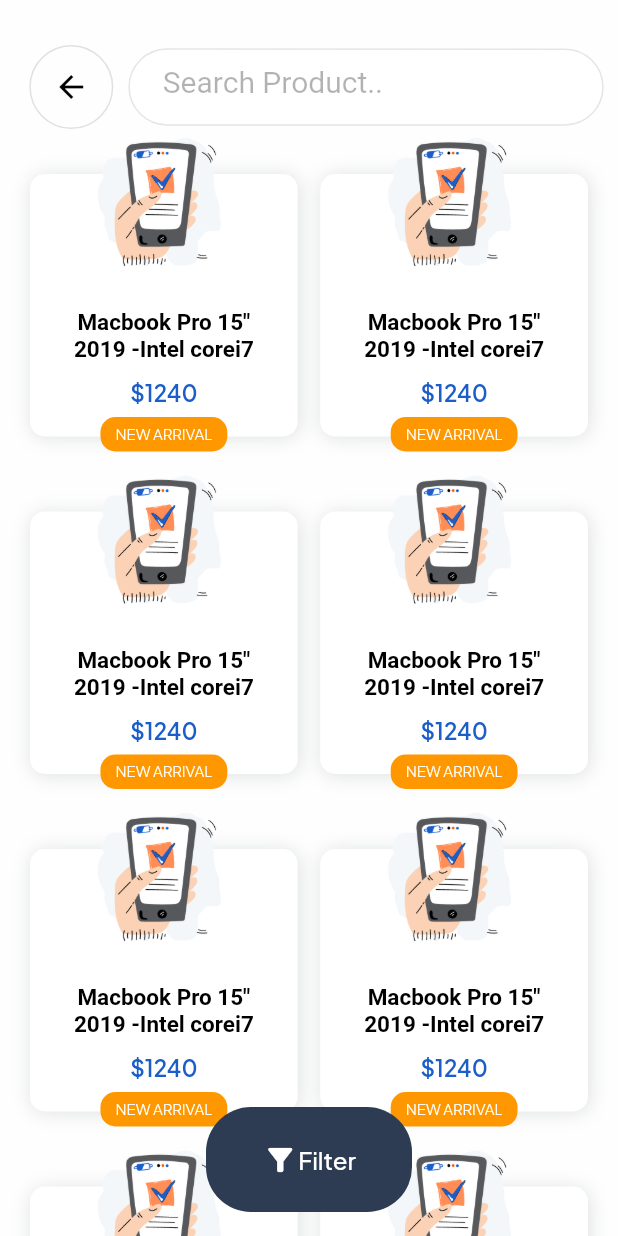
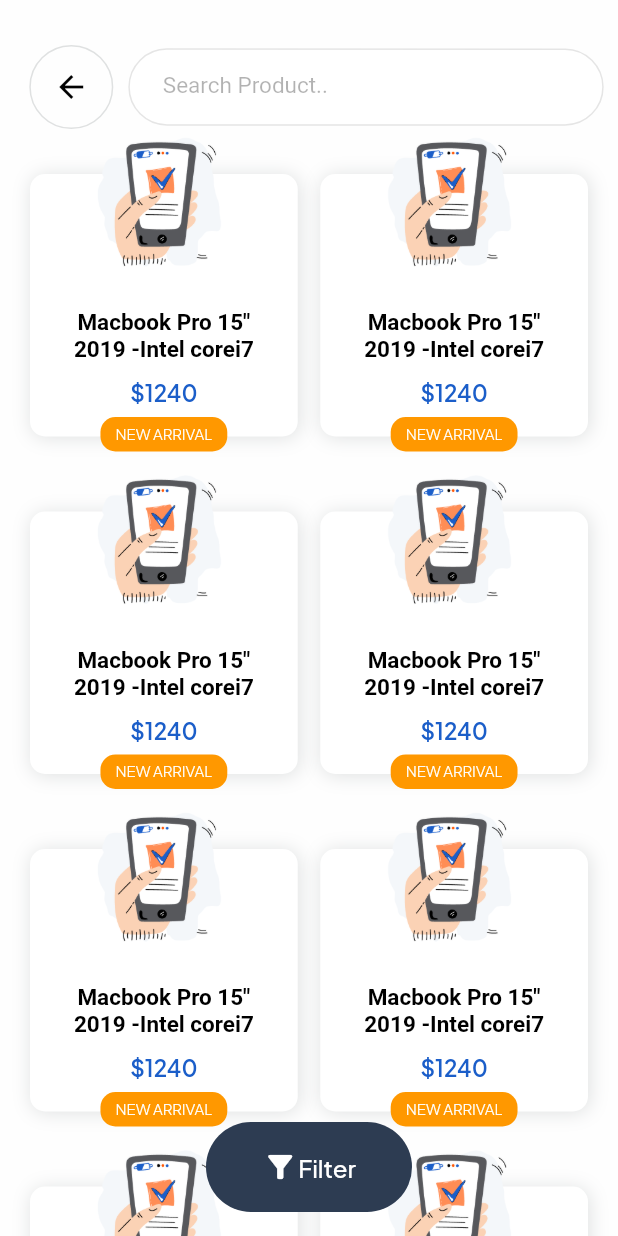
Before and after one commit to salmanlodhi0332/zalada, a Flutter app: the search_result_screen screen opened directly, on a phone screen of 412 x 824 dp. Run offline on Flutter 3.47's test engine with Material 2 defaults, Android fonts, the phone set to English and light mode, and no system bars; our stand-ins replace cached_network_image, flutter_screenutil, flutter_spinkit, flutter_svg, get, google_fonts and 4 more.

Commit message:
responsive and font styling

```diff
--- a/zalada_app/lib/custom/botton_widget.dart
+++ b/zalada_app/lib/custom/botton_widget.dart
@@ -19,7 +19,7 @@ class Button_Widget extends StatelessWidget {
     return InkWell(
       onTap: tap,
       child: Container(
-        height: 70,
+        height: 60,
         width: width,
         decoration: BoxDecoration(
             color: Theme.of(context).hoverColor,
--- a/zalada_app/lib/custom/search_screen_widgets/search_bar_textFeild.dart
+++ b/zalada_app/lib/custom/search_screen_widgets/search_bar_textFeild.dart
@@ -20,10 +20,14 @@ class search_bar_textfeild extends StatelessWidget {
   Widget build(BuildContext context) {
     final size = MediaQuery.of(context).size;
     return Container(
-      height: size.height / 16,
-      width: size.width/1.3,
+      height: MediaQuery.of(context).orientation == Orientation.portrait
+          ? size.height / 16
+          : size.height / 7,
+      width: MediaQuery.of(context).orientation == Orientation.portrait
+          ?size.width / 1.3
+          : size.width / 1.1,
       decoration: BoxDecoration(
-        color: Theme.of(context).cardColor,
+          color: Theme.of(context).cardColor,
           border: Border.all(
               color: Theme.of(context).hintColor.withOpacity(0.1), width: 1.0),
           borderRadius: BorderRadius.circular(30)),
@@ -35,7 +39,7 @@ class search_bar_textfeild extends StatelessWidget {
                   hintText: hintText,
                   hintStyle: TextStyle(
                       color: Theme.of(context).hintColor.withOpacity(0.3),
-                      fontSize: 20),
+                      fontSize: 15),
                   enabledBorder:
                       OutlineInputBorder(borderSide: BorderSide.none),
                   focusedBorder:
--- a/zalada_app/lib/custom/textfeild_widget.dart
+++ b/zalada_app/lib/custom/textfeild_widget.dart
@@ -37,7 +37,7 @@ class textfeild_widget extends StatelessWidget {
           ],
         ),
         Container(
-          height: size.height / 13,
+          height: MediaQuery.of(context).orientation  == Orientation.portrait ? size.height / 13 : size.height / 7,
           width: size.width,
           decoration: BoxDecoration(
               border: Border.all(
--- a/zalada_app/lib/views/login_screen.dart
+++ b/zalada_app/lib/views/login_screen.dart
@@ -31,6 +31,7 @@ class _login_screenState extends State<login_screen> {
       backgroundColor: Theme.of(context).secondaryHeaderColor,
       body: SafeArea(
         child: SingleChildScrollView(
+          physics: BouncingScrollPhysics(),
           scrollDirection: Axis.vertical,
           child: Column(
             mainAxisAlignment: MainAxisAlignment.start,
@@ -178,7 +179,7 @@ class _login_screenState extends State<login_screen> {
                 ],
               )
             ],
-          ),
+          ).py(30),
         ),
       ),
     );
--- a/zalada_app/lib/views/onboarding/onboard_one.dart
+++ b/zalada_app/lib/views/onboarding/onboard_one.dart
@@ -26,7 +26,8 @@ class Onboard_One extends StatelessWidget {
               ))
         ],
       ),
-      body: Column(
+      body: SingleChildScrollView(
+        child: Column(
           mainAxisAlignment: MainAxisAlignment.center,
           crossAxisAlignment: CrossAxisAlignment.center,
           children: [
@@ -63,6 +64,7 @@ class Onboard_One extends StatelessWidget {
                 )),
           ],
         ).px(50),
+      ),
     );
   }
 }
--- a/zalada_app/lib/views/onboarding/onboard_three.dart
+++ b/zalada_app/lib/views/onboarding/onboard_three.dart
@@ -28,7 +28,8 @@ class Onboard_Three extends StatelessWidget {
               ))
         ],
       ),
-      body: Column(
+      body: SingleChildScrollView(
+        child: Column(
           mainAxisAlignment: MainAxisAlignment.center,
           crossAxisAlignment: CrossAxisAlignment.center,
           children: [
@@ -65,6 +66,7 @@ class Onboard_Three extends StatelessWidget {
             )
           ],
         ).px(50),
+      ),
     );
   }
 }
--- a/zalada_app/lib/views/onboarding/onboard_two.dart
+++ b/zalada_app/lib/views/onboarding/onboard_two.dart
@@ -25,7 +25,8 @@ class Onboard_Two extends StatelessWidget {
               ))
         ],
       ),
-      body: Column(
+      body: SingleChildScrollView(
+        child: Column(
           mainAxisAlignment: MainAxisAlignment.center,
           crossAxisAlignment: CrossAxisAlignment.center,
           children: [
@@ -61,6 +62,7 @@ class Onboard_Two extends StatelessWidget {
             )
           ],
         ).px(50),
+      ),
     );
   }
 }
--- a/zalada_app/lib/views/registeration_screen.dart
+++ b/zalada_app/lib/views/registeration_screen.dart
@@ -29,6 +29,7 @@ class _registeration_screenState extends State<registeration_screen> {
       backgroundColor: Theme.of(context).secondaryHeaderColor,
       body: SafeArea(
         child: SingleChildScrollView(
+          physics: BouncingScrollPhysics(),
           scrollDirection: Axis.vertical,
           child: Column(
             crossAxisAlignment: CrossAxisAlignment.start,
--- a/zalada_app/lib/views/search_result_screen.dart
+++ b/zalada_app/lib/views/search_result_screen.dart
@@ -56,12 +56,15 @@ class _search_result_screenState extends State<search_result_screen> {
         ),
         floatingActionButtonLocation: FloatingActionButtonLocation.centerFloat,
         floatingActionButton: Button_Widget(
+
           title: 'Filter',
           icon: Icon(
             Icons.filter_alt,
             color: Theme.of(context).cardColor,
           ),
-          width: size.width / 3,
+          width: MediaQuery.of(context).orientation == Orientation.portrait
+          ? size.width / 3
+          : size.width /5,
           tap: () {
             Get.bottomSheet(
               Filter_Bottom_Bar(),
```
Also changed, not shown: zalada_app/lib/custom/forget_password_widget/selectedbox.dart (+11 -8 lines). Lines whose indentation alone changed are shown as unchanged.
